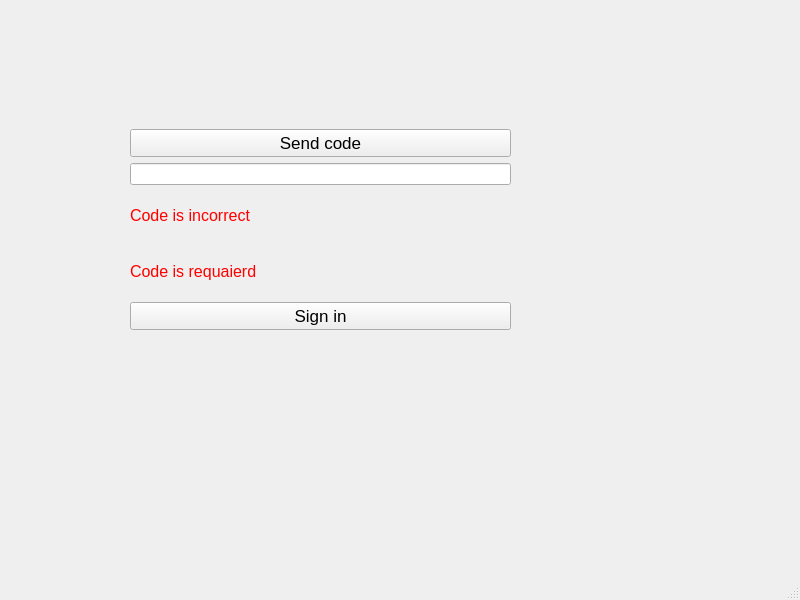
Old version of the form verificationwindow.ui in the repository KNajjary/LinkedIn.
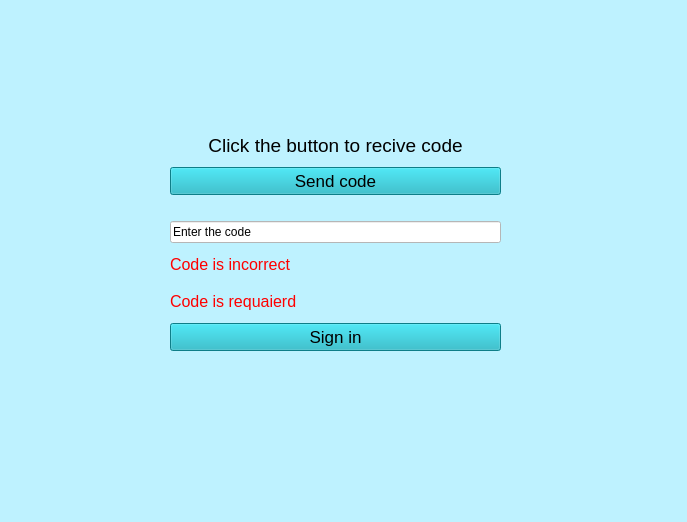
New version of the form.

Patch:
```diff
--- a/verificationwindow.ui
+++ b/verificationwindow.ui
@@ -9,24 +9,34 @@
    <rect>
     <x>0</x>
     <y>0</y>
-    <width>800</width>
-    <height>600</height>
+    <width>687</width>
+    <height>522</height>
    </rect>
   </property>
   <property name="windowTitle">
    <string>MainWindow</string>
   </property>
+  <property name="styleSheet">
+   <string notr="true">background-color: rgb(190, 242, 255)</string>
+  </property>
   <widget class="QWidget" name="centralwidget">
    <widget class="QWidget" name="verticalLayoutWidget">
     <property name="geometry">
      <rect>
-      <x>130</x>
-      <y>129</y>
-      <width>381</width>
-      <height>201</height>
+      <x>170</x>
+      <y>130</y>
+      <width>331</width>
+      <height>221</height>
      </rect>
     </property>
     <layout class="QVBoxLayout" name="verticalLayout">
+     <item>
+      <widget class="QLabel" name="label">
+       <property name="text">
+        <string>&lt;html&gt;&lt;head/&gt;&lt;body&gt;&lt;p align=&quot;center&quot;&gt;&lt;span style=&quot; font-size:14pt;&quot;&gt;Click the button to recive code&lt;/span&gt;&lt;/p&gt;&lt;/body&gt;&lt;/html&gt;</string>
+       </property>
+      </widget>
+     </item>
      <item>
       <widget class="QPushButton" name="pushButton_SendCode">
        <property name="enabled">
@@ -37,13 +47,36 @@
          <pointsize>13</pointsize>
         </font>
        </property>
+       <property name="styleSheet">
+        <string notr="true">background-color: rgb(20,176,191);</string>
+       </property>
        <property name="text">
         <string>Send code</string>
        </property>
       </widget>
      </item>
      <item>
-      <widget class="QLineEdit" name="lineEdit_Code"/>
+      <spacer name="horizontalSpacer">
+       <property name="orientation">
+        <enum>Qt::Horizontal</enum>
+       </property>
+       <property name="sizeHint" stdset="0">
+        <size>
+         <width>40</width>
+         <height>20</height>
+        </size>
+       </property>
+      </spacer>
+     </item>
+     <item>
+      <widget class="QLineEdit" name="lineEdit_Code">
+       <property name="styleSheet">
+        <string notr="true">background-color: rgb(255, 255, 255);</string>
+       </property>
+       <property name="text">
+        <string>Enter the code</string>
+       </property>
+      </widget>
      </item>
      <item>
       <widget class="QLabel" name="label_WrongCode">
@@ -66,6 +99,9 @@
          <pointsize>13</pointsize>
         </font>
        </property>
+       <property name="styleSheet">
+        <string notr="true">background-color: rgb(20,176,191);</string>
+       </property>
        <property name="text">
         <string>Sign in</string>
        </property>
```
Left out of the diff: 2 changed lines with no effect on the pictures.
